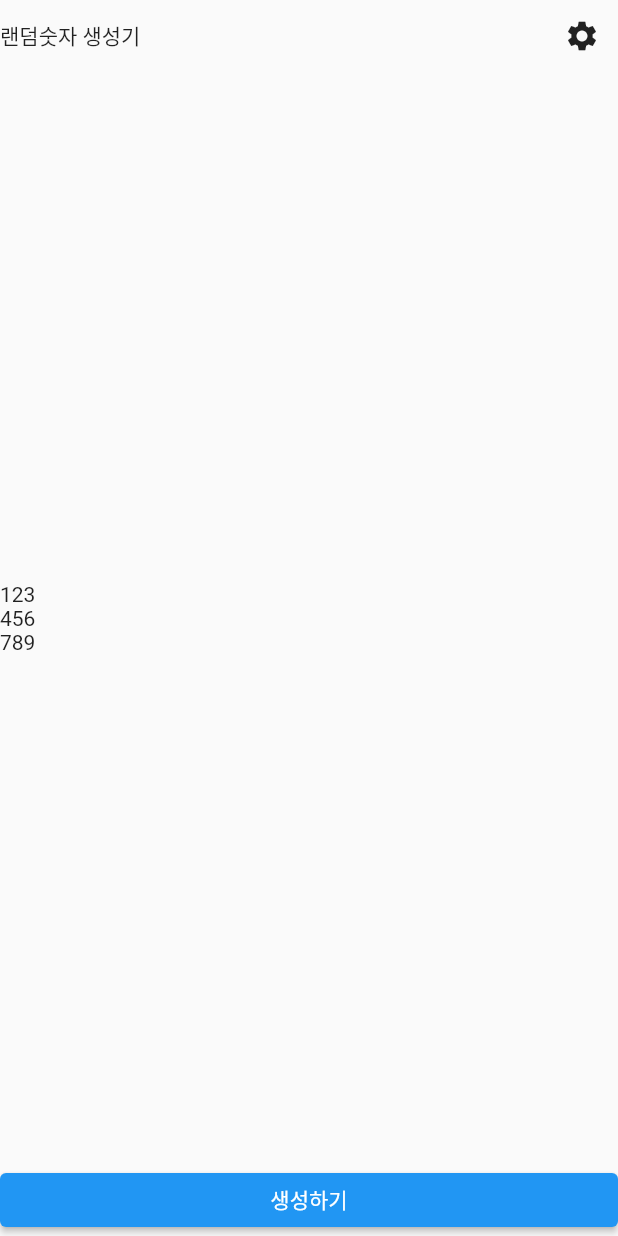
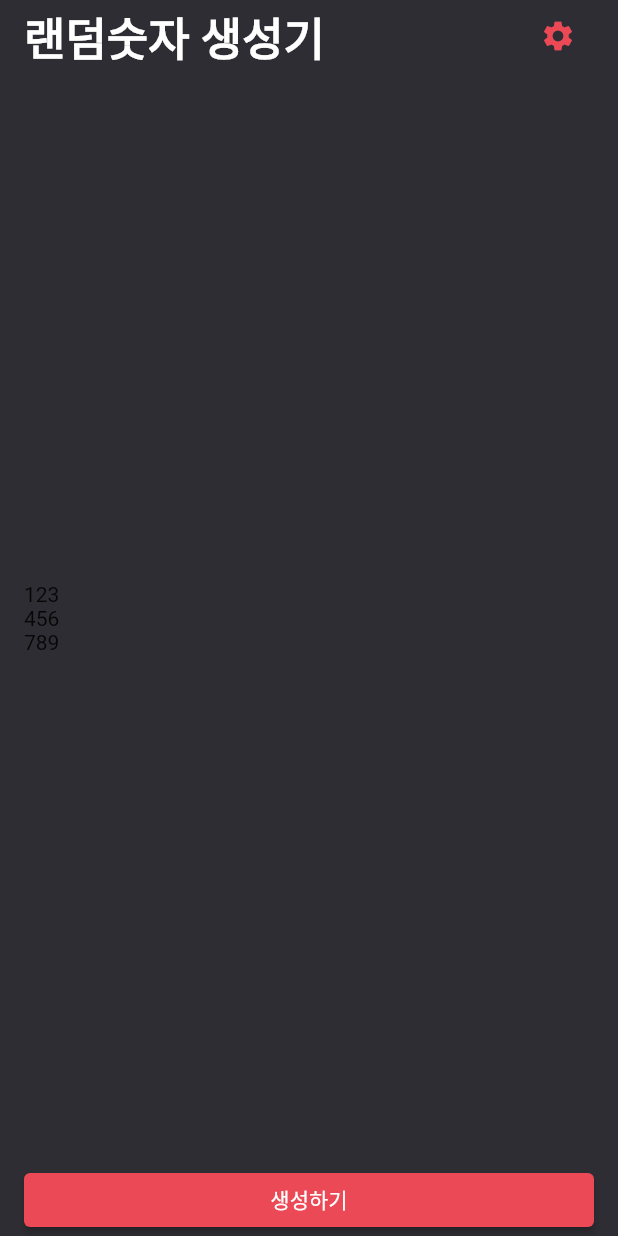
Before and after one commit to Jeffrey-Oh/flutter-random-number-generator, a Flutter app: the screen it shows after launch, on a phone screen of 412 x 824 dp. Run offline on Flutter 3.47's test engine with Material 2 defaults, Android fonts, the phone set to English and light mode, and no system bars.

Commit message:
디자인 적용하기

```diff
--- /dev/null
+++ b/lib/constant/color/Color.dart
@@ -0,0 +1,5 @@
+import 'package:flutter/material.dart';
+
+const Color PRIMARY_COLOR = Color(0xFF2D2D33);
+const Color RED_COLOR = Color(0xFFEA4955);
+const Color BLUE_COLOR = Color(0xFF549FBF);
--- a/lib/screen/home/HomeScreen.dart
+++ b/lib/screen/home/HomeScreen.dart
@@ -1,4 +1,5 @@
 import 'package:flutter/material.dart';
+import 'package:random_number_generator/constant/color/Color.dart';
 
 class HomeScreen extends StatefulWidget {
   const HomeScreen({Key? key}) : super(key: key);
@@ -11,15 +12,32 @@ class _HomeScreenState extends State<HomeScreen> {
   @override
   Widget build(BuildContext context) {
     return Scaffold(
+      backgroundColor: PRIMARY_COLOR,
       body: SafeArea(
+        child: Padding(
+          padding: const EdgeInsets.symmetric(
+            horizontal: 16,
+          ),
           child: Column(
             crossAxisAlignment: CrossAxisAlignment.start,
             children: [
               Row(
                 mainAxisAlignment: MainAxisAlignment.spaceBetween,
                 children: [
-                Text('랜덤숫자 생성기'),
-                IconButton(onPressed: () {}, icon: const Icon(Icons.settings)),
+                  Text(
+                    '랜덤숫자 생성기',
+                    style: TextStyle(
+                        color: Colors.white,
+                        fontSize: 30,
+                        fontWeight: FontWeight.w700),
+                  ),
+                  IconButton(
+                    onPressed: () {},
+                    icon: const Icon(
+                      Icons.settings,
+                      color: RED_COLOR,
+                    ),
+                  ),
                 ],
               ),
               Expanded(
@@ -35,6 +53,7 @@ class _HomeScreenState extends State<HomeScreen> {
               SizedBox(
                 width: double.infinity,
                 child: ElevatedButton(
+                  style: ElevatedButton.styleFrom(primary: RED_COLOR),
                   onPressed: () {},
                   child: Text('생성하기'),
                 ),
@@ -42,6 +61,7 @@ class _HomeScreenState extends State<HomeScreen> {
             ],
           ),
         ),
+      ),
     );
   }
 }
```
Also changed, not shown: 1 other file. Lines whose indentation alone changed are shown as unchanged.
